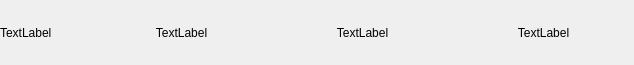
Old version of the form XMall-Admin/orderlistitem.ui in the repository XuanchenLi/XMall.
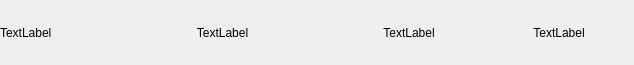
New version of the form.

What changed in the file:
```diff
--- a/XMall-Admin/orderlistitem.ui
+++ b/XMall-Admin/orderlistitem.ui
@@ -44,6 +44,12 @@
    </property>
    <item>
     <widget class="QLabel" name="smallLabel">
+     <property name="maximumSize">
+      <size>
+       <width>200</width>
+       <height>16777215</height>
+      </size>
+     </property>
      <property name="text">
       <string>TextLabel</string>
      </property>
@@ -61,6 +67,18 @@
    </item>
    <item>
     <widget class="QLabel" name="countLabel">
+     <property name="minimumSize">
+      <size>
+       <width>100</width>
+       <height>0</height>
+      </size>
+     </property>
+     <property name="maximumSize">
+      <size>
+       <width>150</width>
+       <height>16777215</height>
+      </size>
+     </property>
      <property name="text">
       <string>TextLabel</string>
      </property>
@@ -71,6 +89,12 @@
    </item>
    <item>
     <widget class="QLabel" name="priceLabel">
+     <property name="maximumSize">
+      <size>
+       <width>150</width>
+       <height>16777215</height>
+      </size>
+     </property>
      <property name="text">
       <string>TextLabel</string>
      </property>
```
